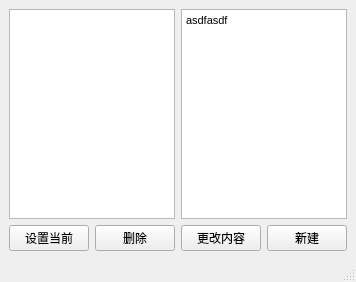
This is target_speech_edit_window_form.ui in kingyy2013/autobot as Qt 5 draws it before an edit. The edited form follows.
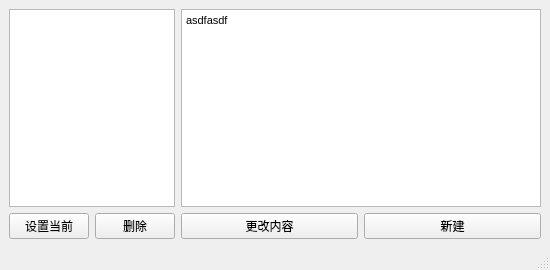
This is the edited form.

Commit message: Reset the size of speech edit window.

```diff
--- a/target_speech_edit_window_form.ui
+++ b/target_speech_edit_window_form.ui
@@ -6,8 +6,8 @@
    <rect>
     <x>0</x>
     <y>0</y>
-    <width>336</width>
-    <height>282</height>
+    <width>550</width>
+    <height>270</height>
    </rect>
   </property>
   <property name="windowTitle">
```
Left out of the diff: 2 changed lines with no effect on the pictures. The commit also changes 2 other files.
